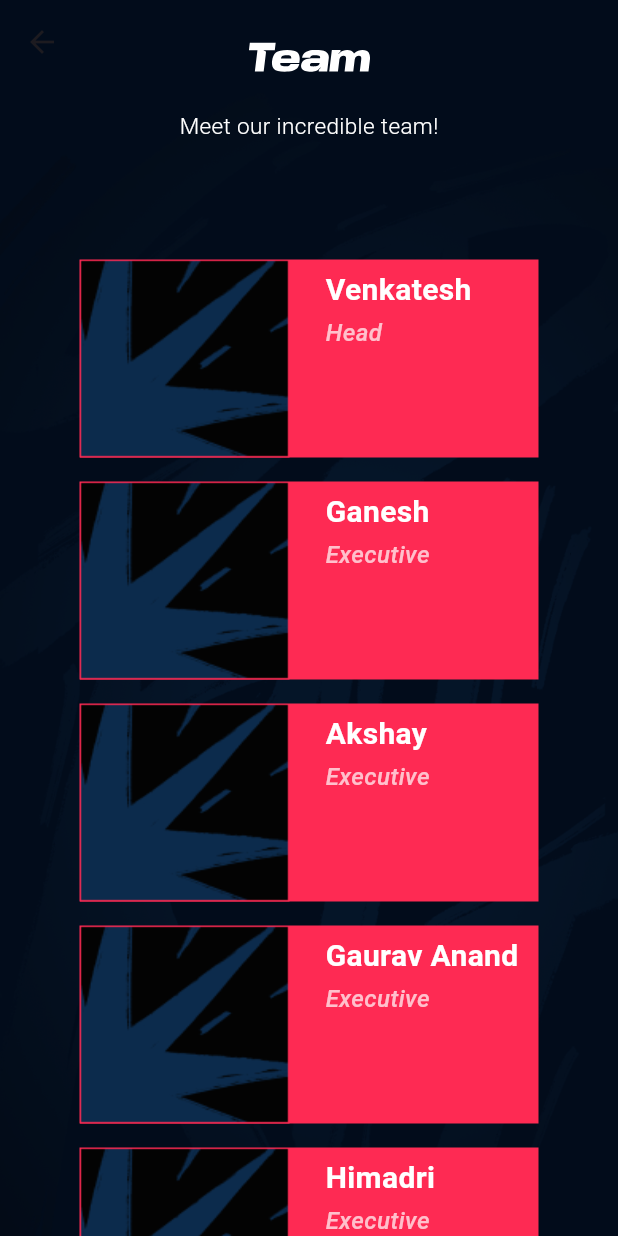
After one commit to Himadri2041/spirit_app_h, a Flutter app: the teamScreen screen opened directly, on a phone screen of 412 x 824 dp. The commit adds this screen. Run offline on Flutter 3.47's test engine with Material 3 defaults, Android fonts, the phone set to English and light mode, and no system bars; our stand-ins replace carousel_slider, flutter_svg; Roboto replaces fonts that are missing (Sequel Sans).

Commit message:
team page and about page done

```diff
--- /dev/null
+++ b/lib/pages/about/aboutScreen.dart
@@ -0,0 +1,50 @@
+import 'package:flutter/material.dart';
+import 'package:flutter_svg/flutter_svg.dart';
+import 'package:spirit_app/utils/assets.dart';
+import 'package:spirit_app/utils/styles/colors.dart';
+import 'package:spirit_app/utils/styles/styles.dart';
+
+class aboutScreen extends StatelessWidget {
+  const aboutScreen({super.key});
+
+  @override
+  Widget build(BuildContext context) {
+    final size = MediaQuery.sizeOf(context);
+    return Scaffold(
+      backgroundColor: AppColors.backgroundColor,
+      appBar: AppBar(
+        backgroundColor: AppColors.backgroundColor,
+        title: SvgPicture.asset(Assets.aboutTitle, height: 24),
+        centerTitle: true,
+      ),
+      body: SizedBox(
+        height: size.height,
+        child: Stack(
+          children: [
+            Positioned.fill(
+              child: Image.asset(Assets.backgroundFrame, fit: BoxFit.cover),
+            ),
+
+            Column(
+              children: [
+                const SizedBox(height: 52,),
+                Padding(
+                  padding: const EdgeInsets.symmetric(
+                    horizontal: 30,
+                  ),
+                  child: Text(
+                      "Get ready for an unforgettable evening of laughter and fun as we welcome the incredibly talented comedian, Samay Raina, to IIT Guwahati! Known for his sharp wit and hilarious observations, Samay is all set to take the stage and leave you in splits.",
+                      style: AppStyles.l1.copyWith(fontSize: 17)
+
+                  ),
+                )
+              ],
+            )
+
+
+          ],
+        ),
+      ),
+    );
+  }
+}
--- a/lib/pages/profile/profile_tab.dart
+++ b/lib/pages/profile/profile_tab.dart
@@ -1,5 +1,7 @@
 import 'package:flutter/material.dart';
 import 'package:flutter_svg/flutter_svg.dart';
+import 'package:spirit_app/pages/about/aboutScreen.dart';
+import 'package:spirit_app/pages/teams/teamScreen.dart';
 import 'package:spirit_app/utils/assets.dart';
 import 'package:spirit_app/utils/styles/colors.dart';
 import 'package:spirit_app/utils/styles/styles.dart';
@@ -140,6 +142,10 @@ class Profile extends StatelessWidget {
                       mainAxisAlignment: MainAxisAlignment.center,
                       children: [
                         Expanded(
+                          child: InkWell(
+                            onTap: (){
+                              Navigator.push(context, MaterialPageRoute(builder: (context) =>aboutScreen(),));
+                            },
                             child: Container(
                               margin: const EdgeInsets.only(right: 4),
                               padding: const EdgeInsets.symmetric(vertical: 8, horizontal: 16),
@@ -149,7 +155,7 @@ class Profile extends StatelessWidget {
                               child: Row(
                                 mainAxisAlignment: MainAxisAlignment.center,
                                 children: [
-                                SvgPicture.asset(Assets.about, height: 20),
+                                  SvgPicture.asset(Assets.aboutInfo, height: 20),
                                   const SizedBox(width: 8),
                                   Text(
                                     "About",
@@ -162,7 +168,12 @@ class Profile extends StatelessWidget {
                               ),
                             ),
                           ),
+                        ),
                         Expanded(
+                          child: InkWell(
+                            onTap: (){
+                              Navigator.push(context, MaterialPageRoute(builder: (context) => teamScreen(),));
+                            },
                             child: Container(
                               margin: const EdgeInsets.only(left: 4),
                               padding: const EdgeInsets.symmetric(vertical: 8, horizontal: 16),
@@ -181,6 +192,7 @@ class Profile extends StatelessWidget {
                                     ),
                                   ),
                                 ],
+                              ),
                             ),
                           ),
                         )
--- /dev/null
+++ b/lib/pages/teams/teamScreen.dart
@@ -0,0 +1,62 @@
+import 'package:flutter/material.dart';
+import 'package:flutter_svg/flutter_svg.dart';
+import 'package:spirit_app/pages/teams/widgets/name_card.dart';
+import 'package:spirit_app/utils/assets.dart';
+import 'package:spirit_app/utils/styles/colors.dart';
+import 'package:spirit_app/utils/styles/styles.dart';
+
+class teamScreen extends StatelessWidget {
+  const teamScreen({super.key});
+
+  @override
+  Widget build(BuildContext context) {
+    final size = MediaQuery.sizeOf(context);
+    return Scaffold(
+      backgroundColor: AppColors.backgroundColor,
+      appBar: AppBar(
+        backgroundColor: AppColors.backgroundColor,
+        title: Padding(
+          padding: const EdgeInsets.only(top: 30),
+          child: SvgPicture.asset(Assets.teamTitle, height: 30),
+        ),
+        centerTitle: true,
+      ),
+      body: Stack(
+        children: [
+          // Background image positioned to fill the entire screen
+          Positioned.fill(
+            child: Image.asset(
+              Assets.backgroundFrame,
+              fit: BoxFit.cover,
+            ),
+          ),
+          // Scrollable content placed on top of the background
+          SingleChildScrollView(
+            physics: const BouncingScrollPhysics(),
+            child: Padding(
+              padding: const EdgeInsets.all(16.0),
+              child: Column(
+                children: [
+                  const SizedBox(height: 3),
+                  Center(
+                    child: Text(
+                      "Meet our incredible team!",
+                      style: AppStyles.l1.copyWith(fontSize: 15),
+                    ),
+                  ),
+                  const SizedBox(height: 72), // Adds 72px of space
+                  // NameCards, repeated multiple times
+                  const NameCard(name: 'Venkatesh', position: 'Head',),
+                  const NameCard(name: 'Ganesh', position: 'Executive',),
+                  const NameCard(name: 'Akshay', position: 'Executive',),
+                  const NameCard(name: 'Gaurav Anand',position: 'Executive',),
+                  const NameCard(name: 'Himadri ', position: 'Executive',),
+                ],
+              ),
+            ),
+          ),
+        ],
+      ),
+    );
+  }
+}
--- /dev/null
+++ b/lib/pages/teams/widgets/name_card.dart
@@ -0,0 +1,74 @@
+import 'package:flutter/material.dart';
+import 'package:spirit_app/utils/assets.dart';
+import 'package:spirit_app/utils/styles/colors.dart';
+import 'package:spirit_app/utils/styles/styles.dart';
+
+class NameCard extends StatelessWidget {
+  final name ;
+  final position;
+  const NameCard({super.key,required this.name, required this.position});
+
+
+
+  @override
+  Widget build(BuildContext context) {
+    return Container(
+      margin: const EdgeInsets.all(8.0),
+
+      height: 132,
+      width:306 ,
+      decoration: BoxDecoration(
+        color: AppColors.primaryColor,
+      ),
+      child: Row(
+        children: [
+          // Team member image on the left
+          ClipRRect(// Rounded corners
+            child: Image.asset(
+              Assets.profileImage,// Replace with your image path
+              height: 140, // Adjust height
+              width: 140, // Adjust width for square image
+              fit: BoxFit.fill, // Ensures the image covers the entire space
+            ),
+          ),
+          const SizedBox(width: 16), // Space between image and text
+
+          // Team member details (name and role) on the right
+          Column(
+            crossAxisAlignment: CrossAxisAlignment.start,
+            children: [
+              // Name
+              Padding(
+                padding: const EdgeInsets.all(8.0),
+                child: Text(
+                  name,
+                  style: AppStyles.l1.copyWith(
+                    fontWeight: FontWeight.bold,
+                    color: Colors.white,
+                    fontSize: 20,
+                  ),
+                ),
+              ),
+             /* const SizedBox(height: 1), */// Space between name and role
+
+              // Role
+              Padding(
+                padding: const EdgeInsets.symmetric(
+                  horizontal: 8,
+
+                ),
+                child: Text(
+                  position,
+                  style: AppStyles.m4.copyWith(
+                    fontStyle: FontStyle.italic,
+                    color: Colors.white70,
+                  ),
+                ),
+              ),
+            ],
+          ),
+        ],
+      ),
+    );
+  }
+}
--- a/lib/utils/assets.dart
+++ b/lib/utils/assets.dart
@@ -21,6 +21,12 @@ class Assets {
   static const phone='$iconPath/phone.png';
   static const helpdesktitle = '$iconPath/Helpdesk.png';
   static const yourCartTitle = '$iconPath/your_cart_title.svg';
+  static const aboutTitle = '$iconPath/About_title.svg';
+  static const aboutInfo = '$iconPath/info.svg';
+  static const teamTitle = '$iconPath/team_title.svg';
+  static const profileImage = '$iconPath/profile_image.png';
+
+
 
 
   //sports icons
```
Also changed, not shown: assets/icons/About_title.svg (added), assets/icons/about.svg (deleted), assets/icons/info.svg (added), assets/icons/profile_image.png (added), assets/icons/sports/aboutscreenText.svg (added), assets/icons/team_title.svg (added). Lines whose indentation alone changed are shown as unchanged.
